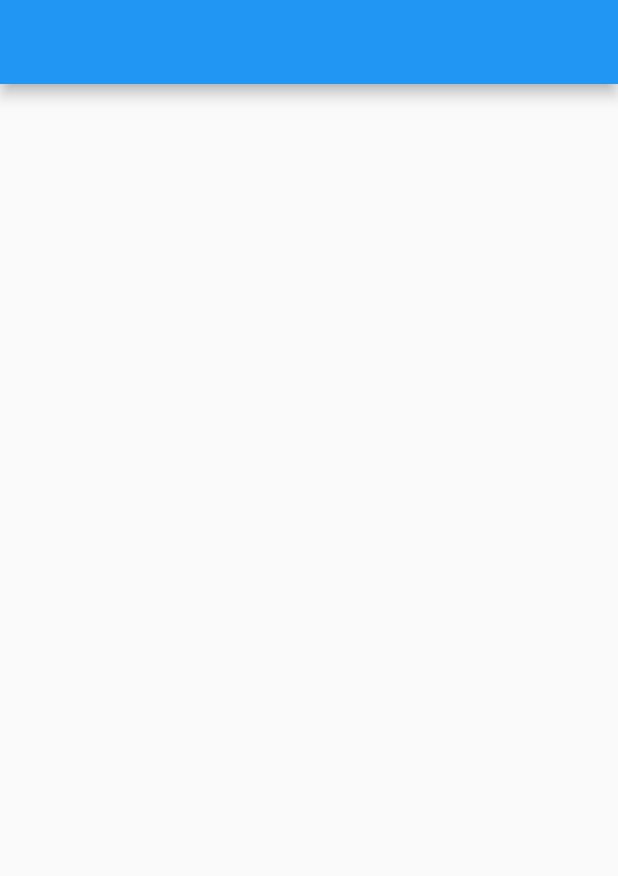
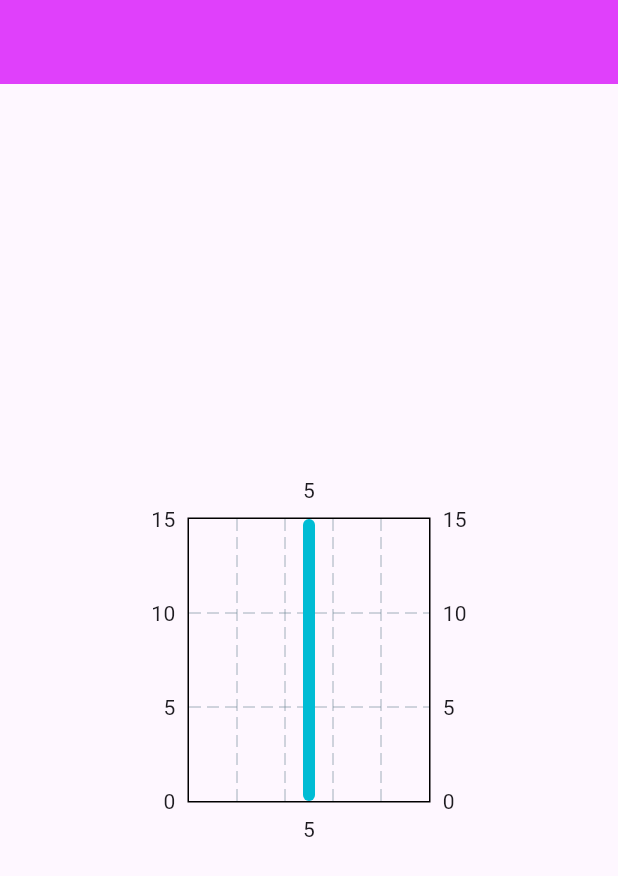
Before and after one commit to Welldone1993/chart-component, a Flutter app: the screen it shows after launch, on a phone screen of 412 x 824 dp. Shown: the top 876 px of the screen. Run offline on Flutter 3.47's test engine with Material 2 defaults, Android fonts, the phone set to English and light mode, and no system bars; drawn by our look-alikes of fl_chart.

Commit message:
create CustomBarChart

```diff
--- /dev/null
+++ b/lib/bar_chart.dart
@@ -0,0 +1,34 @@
+import 'package:fl_chart/fl_chart.dart';
+import 'package:flutter/cupertino.dart';
+import 'package:flutter/material.dart';
+
+class CustomBarChart<T> extends StatefulWidget {
+  const CustomBarChart({
+    Key? key,
+    this.width,
+    this.height,
+  }) : super(key: key);
+
+  final double? width;
+  final double? height;
+
+  @override
+  State<CustomBarChart<T>> createState() => _CustomBarChartState<T>();
+}
+
+class _CustomBarChartState<T> extends State<CustomBarChart<T>> {
+  @override
+  Widget build(BuildContext context) => SizedBox(
+        width: widget.width ?? 100,
+        height: widget.height ?? 100,
+        child: Center(
+          child: BarChart(_barChartData()),
+        ),
+      );
+}
+
+BarChartData _barChartData() {
+  return BarChartData(barGroups: [
+    BarChartGroupData(x: 5, barRods: [BarChartRodData(toY: 15)]),
+  ]);
+}
--- a/lib/home_page.dart
+++ b/lib/home_page.dart
@@ -1,3 +1,4 @@
+import 'package:chart_component/bar_chart.dart';
 import 'package:flutter/material.dart';
 
 class HomePage extends StatelessWidget {
@@ -5,6 +6,26 @@ class HomePage extends StatelessWidget {
 
   @override
   Widget build(BuildContext context) => Scaffold(
-        appBar: AppBar(),
+        appBar: AppBar(
+          backgroundColor: Colors.purpleAccent,
+        ),
+        body: Center(
+          child: CustomBarChart(
+            width: 250,
+            height: 250,
+          ),
+          // IconButton(
+          //   onPressed: () {
+          //     Navigator.of(context).pushNamed(
+          //       '/CustomBarChart',
+          //     );
+          //   },
+          //   icon: const Icon(
+          //     CupertinoIcons.chart_bar_alt_fill,
+          //     size: 100,
+          //     color: Colors.red,
+          //   ),
+          // ),
+        ),
       );
 }
--- a/lib/my_app.dart
+++ b/lib/my_app.dart
@@ -1,3 +1,4 @@
+import 'package:chart_component/bar_chart.dart';
 import 'package:flutter/material.dart';
 
 import 'home_page.dart';
@@ -6,7 +7,14 @@ class MyApp extends StatelessWidget {
   const MyApp({Key? key}) : super(key: key);
 
   @override
-  Widget build(BuildContext context) => const MaterialApp(
-        home: HomePage(),
+  Widget build(BuildContext context) => MaterialApp(
+        theme: ThemeData(
+          useMaterial3: true,
+        ),
+        routes: {
+          '/': (context) => const HomePage(),
+          '/CustomBarChart': (context) => const CustomBarChart(),
+        },
+        initialRoute: '/',
       );
 }
```
